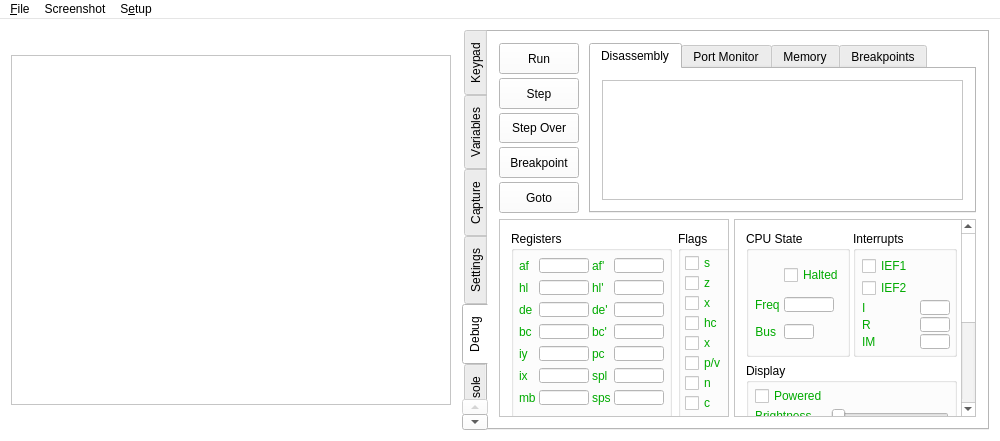
First picture: the form in mainwindow.ui, repository CE-Programming/CEmu, before the edit.
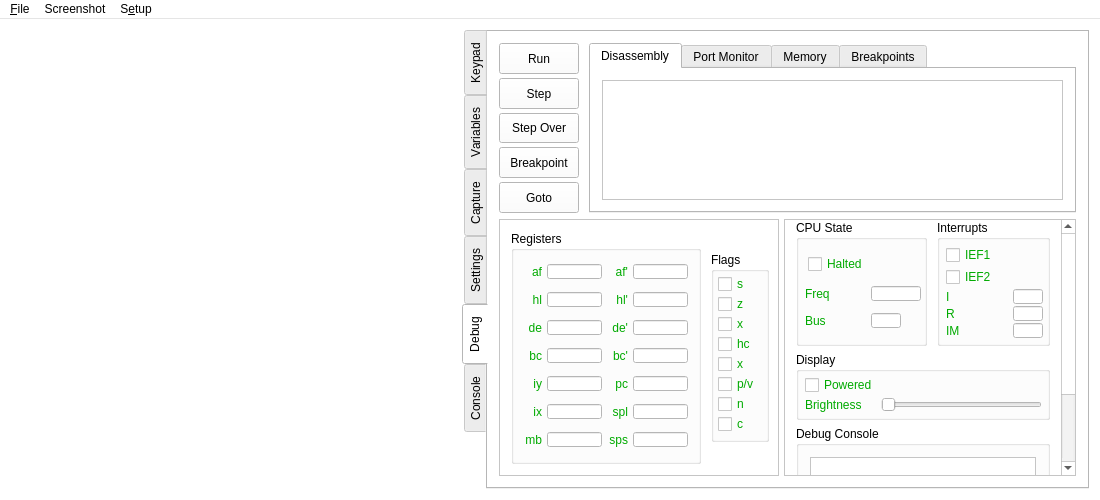
Second picture: the form after the edit. Icons and pictures are not drawn. Custom widgets are drawn as their Qt base class.

Commit message: Debugger GUI adjustments

What changed in the file:
```diff
--- a/mainwindow.ui
+++ b/mainwindow.ui
@@ -6,8 +6,8 @@
    <rect>
     <x>0</x>
     <y>0</y>
-    <width>1000</width>
-    <height>441</height>
+    <width>1100</width>
+    <height>500</height>
    </rect>
   </property>
   <property name="sizePolicy">
@@ -18,14 +18,14 @@
   </property>
   <property name="minimumSize">
    <size>
-    <width>461</width>
-    <height>441</height>
+    <width>1100</width>
+    <height>500</height>
    </size>
   </property>
   <property name="maximumSize">
    <size>
-    <width>1000</width>
-    <height>441</height>
+    <width>1100</width>
+    <height>750</height>
    </size>
   </property>
   <property name="palette">
@@ -170,10 +170,13 @@
            <string notr="true">.QFrame { background-image: url(:/skin/resources/skin/ti84pce.jpg); }</string>
           </property>
           <property name="frameShape">
-           <enum>QFrame::StyledPanel</enum>
+           <enum>QFrame::NoFrame</enum>
           </property>
           <property name="frameShadow">
-           <enum>QFrame::Raised</enum>
+           <enum>QFrame::Plain</enum>
+          </property>
+          <property name="lineWidth">
+           <number>0</number>
           </property>
           <widget class="LCDWidget" name="widget" native="true">
            <property name="geometry">
@@ -831,13 +834,13 @@
             </property>
             <property name="minimumSize">
              <size>
-              <width>0</width>
+              <width>280</width>
               <height>0</height>
              </size>
             </property>
             <property name="maximumSize">
              <size>
-              <width>230</width>
+              <width>280</width>
               <height>16777215</height>
              </size>
             </property>
@@ -858,11 +861,20 @@
               <rect>
                <x>0</x>
                <y>0</y>
-               <width>228</width>
-               <height>196</height>
+               <width>278</width>
+               <height>239</height>
               </rect>
              </property>
+             <property name="sizePolicy">
+              <sizepolicy hsizetype="Expanding" vsizetype="Expanding">
+               <horstretch>0</horstretch>
+               <verstretch>0</verstretch>
+              </sizepolicy>
+             </property>
              <layout class="QHBoxLayout" name="horizontalLayout_11">
+              <property name="spacing">
+               <number>10</number>
+              </property>
               <item>
                <widget class="QGroupBox" name="registergroup">
                 <property name="sizePolicy">
@@ -871,6 +883,18 @@
                   <verstretch>0</verstretch>
                  </sizepolicy>
                 </property>
+                <property name="minimumSize">
+                 <size>
+                  <width>190</width>
+                  <height>0</height>
+                 </size>
+                </property>
+                <property name="maximumSize">
+                 <size>
+                  <width>190</width>
+                  <height>16777215</height>
+                 </size>
+                </property>
                 <property name="palette">
                  <palette>
                   <active>
@@ -932,6 +956,18 @@
                  </property>
                  <item row="5" column="2">
                   <widget class="QLabel" name="zD">
+                   <property name="sizePolicy">
+                    <sizepolicy hsizetype="Minimum" vsizetype="Preferred">
+                     <horstretch>0</horstretch>
+                     <verstretch>0</verstretch>
+                    </sizepolicy>
+                   </property>
+                   <property name="maximumSize">
+                    <size>
+                     <width>21</width>
+                     <height>16777215</height>
+                    </size>
+                   </property>
                    <property name="palette">
                     <palette>
                      <active>
@@ -972,10 +1008,25 @@
                    <property name="text">
                     <string>spl</string>
                    </property>
+                   <property name="alignment">
+                    <set>Qt::AlignRight|Qt::AlignTrailing|Qt::AlignVCenter</set>
+                   </property>
                   </widget>
                  </item>
                  <item row="0" column="0">
                   <widget class="QLabel" name="z4">
+                   <property name="sizePolicy">
+                    <sizepolicy hsizetype="Minimum" vsizetype="Preferred">
+                     <horstretch>0</horstretch>
+                     <verstretch>0</verstretch>
+                    </sizepolicy>
+                   </property>
+                   <property name="maximumSize">
+                    <size>
+                     <width>21</width>
+                     <height>16777215</height>
+                    </size>
+                   </property>
                    <property name="palette">
                     <palette>
                      <active>
@@ -1016,6 +1067,9 @@
                    <property name="text">
                     <string>af</string>
                    </property>
+                   <property name="alignment">
+                    <set>Qt::AlignRight|Qt::AlignTrailing|Qt::AlignVCenter</set>
+                   </property>
                   </widget>
                  </item>
                  <item row="2" column="1">
@@ -1034,10 +1088,15 @@
                    </property>
                    <property name="maximumSize">
                     <size>
-                     <width>50</width>
+                     <width>55</width>
                      <height>15</height>
                     </size>
                    </property>
+                   <property name="font">
+                    <font>
+                     <family>Consolas</family>
+                    </font>
+                   </property>
                    <property name="text">
                     <string/>
                    </property>
@@ -1051,6 +1110,18 @@
                  </item>
                  <item row="6" column="2">
                   <widget class="QLabel" name="z0">
+                   <property name="sizePolicy">
+                    <sizepolicy hsizetype="Minimum" vsizetype="Preferred">
+                     <horstretch>0</horstretch>
+                     <verstretch>0</verstretch>
+                    </sizepolicy>
+                   </property>
+                   <property name="maximumSize">
+                    <size>
+                     <width>21</width>
+                     <height>16777215</height>
+                    </size>
+                   </property>
                    <property name="palette">
                     <palette>
                      <active>
@@ -1091,6 +1162,9 @@
                    <property name="text">
                     <string>sps</string>
                    </property>
+                   <property name="alignment">
+                    <set>Qt::AlignRight|Qt::AlignTrailing|Qt::AlignVCenter</set>
+                   </property>
                   </widget>
                  </item>
                  <item row="5" column="4">
@@ -1109,10 +1183,15 @@
                    </property>
                    <property name="maximumSize">
                     <size>
-                     <width>50</width>
+                     <width>55</width>
                      <height>15</height>
                     </size>
                    </property>
+                   <property name="font">
+                    <font>
+                     <family>Consolas</family>
+                    </font>
+                   </property>
                    <property name="text">
                     <string/>
                    </property>
@@ -1140,10 +1219,15 @@
                    </property>
                    <property name="maximumSize">
                     <size>
-                     <width>50</width>
+                     <width>55</width>
                      <height>15</height>
                     </size>
                    </property>
+                   <property name="font">
+                    <font>
+                     <family>Consolas</family>
+                    </font>
+                   </property>
                    <property name="text">
                     <string/>
                    </property>
@@ -1157,6 +1241,18 @@
                  </item>
                  <item row="1" column="0">
                   <widget class="QLabel" name="z5">
+                   <property name="sizePolicy">
+                    <sizepolicy hsizetype="Minimum" vsizetype="Preferred">
+                     <horstretch>0</horstretch>
+                     <verstretch>0</verstretch>
+                    </sizepolicy>
+                   </property>
+                   <property name="maximumSize">
+                    <size>
+                     <width>21</width>
+                     <height>16777215</height>
+                    </size>
+                   </property>
                    <property name="palette">
                     <palette>
                      <active>
@@ -1197,10 +1293,25 @@
                    <property name="text">
                     <string>hl</string>
                    </property>
+                   <property name="alignment">
+                    <set>Qt::AlignRight|Qt::AlignTrailing|Qt::AlignVCenter</set>
+                   </property>
                   </widget>
                  </item>
                  <item row="4" column="2">
                   <widget class="QLabel" name="z1">
+                   <property name="sizePolicy">
+                    <sizepolicy hsizetype="Minimum" vsizetype="Preferred">
+                     <horstretch>0</horstretch>
+                     <verstretch>0</verstretch>
+                    </sizepolicy>
+                   </property>
+                   <property name="maximumSize">
+                    <size>
+                     <width>21</width>
+                     <height>16777215</height>
+                    </size>
+                   </property>
                    <property name="palette">
                     <palette>
                      <active>
@@ -1241,10 +1352,25 @@
                    <property name="text">
                     <string>pc</string>
                    </property>
+                   <property name="alignment">
+                    <set>Qt::AlignRight|Qt::AlignTrailing|Qt::AlignVCenter</set>
+                   </property>
                   </widget>
                  </item>
                  <item row="6" column="0">
                   <widget class="QLabel" name="z3">
+                   <property name="sizePolicy">
+                    <sizepolicy hsizetype="Minimum" vsizetype="Preferred">
+                     <horstretch>0</horstretch>
+                     <verstretch>0</verstretch>
+                    </sizepolicy>
+                   </property>
+                   <property name="maximumSize">
+                    <size>
+                     <width>21</width>
+                     <height>16777215</height>
+                    </size>
+                   </property>
                    <property name="palette">
                     <palette>
                      <active>
@@ -1285,6 +1411,9 @@
                    <property name="text">
                     <string>mb</string>
                    </property>
+                   <property name="alignment">
+                    <set>Qt::AlignRight|Qt::AlignTrailing|Qt::AlignVCenter</set>
+                   </property>
                   </widget>
                  </item>
                  <item row="5" column="1">
@@ -1303,10 +1432,15 @@
                    </property>
                    <property name="maximumSize">
                     <size>
-                     <width>50</width>
+                     <width>55</width>
                      <height>15</height>
                     </size>
                    </property>
+                   <property name="font">
+                    <font>
+                     <family>Consolas</family>
+                    </font>
+                   </property>
                    <property name="text">
                     <string/>
                    </property>
@@ -1320,6 +1454,18 @@
                  </item>
                  <item row="0" column="2">
                   <widget class="QLabel" name="z6">
+                   <property name="sizePolicy">
+                    <sizepolicy hsizetype="Minimum" vsizetype="Preferred">
+                     <horstretch>0</horstretch>
+                     <verstretch>0</verstretch>
+                    </sizepolicy>
+                   </property>
+                   <property name="maximumSize">
+                    <size>
+                     <width>21</width>
+                     <height>16777215</height>
+                    </size>
+                   </property>
                    <property name="palette">
                     <palette>
                      <active>
@@ -1360,6 +1506,9 @@
                    <property name="text">
                     <string>af'</string>
                    </property>
+                   <property name="alignment">
+                    <set>Qt::AlignRight|Qt::AlignTrailing|Qt::AlignVCenter</set>
+                   </property>
                   </widget>
                  </item>
                  <item row="6" column="1">
@@ -1378,10 +1527,15 @@
                    </property>
                    <property name="maximumSize">
                     <size>
-                     <width>50</width>
+                     <width>55</width>
                      <height>15</height>
                     </size>
                    </property>
+                   <property name="font">
+                    <font>
+                     <family>Consolas</family>
+                    </font>
+                   </property>
                    <property name="text">
                     <string/>
                    </property>
@@ -1395,6 +1549,18 @@
                  </item>
                  <item row="5" column="0">
                   <widget class="QLabel" name="zC">
+                   <property name="sizePolicy">
+                    <sizepolicy hsizetype="Minimum" vsizetype="Preferred">
+                     <horstretch>0</horstretch>
+                     <verstretch>0</verstretch>
+                    </sizepolicy>
+                   </property>
+                   <property name="maximumSize">
+                    <size>
+                     <width>21</width>
+                     <height>16777215</height>
+                    </size>
+                   </property>
                    <property name="palette">
                     <palette>
                      <active>
@@ -1435,10 +1601,25 @@
                    <property name="text">
                     <string>ix</string>
                    </property>
+                   <property name="alignment">
+                    <set>Qt::AlignRight|Qt::AlignTrailing|Qt::AlignVCenter</set>
+                   </property>
                   </widget>
                  </item>
                  <item row="1" column="2">
                   <widget class="QLabel" name="z9">
+                   <property name="sizePolicy">
+                    <sizepolicy hsizetype="Minimum" vsizetype="Preferred">
+                     <horstretch>0</horstretch>
+                     <verstretch>0</verstretch>
+                    </sizepolicy>
+                   </property>
+                   <property name="maximumSize">
+                    <size>
+                     <width>21</width>
+                     <height>16777215</height>
+                    </size>
+                   </property>
                    <property name="palette">
                     <palette>
                      <active>
@@ -1479,6 +1660,9 @@
                    <property name="text">
                     <string>hl'</string>
                    </property>
+                   <property name="alignment">
+                    <set>Qt::AlignRight|Qt::AlignTrailing|Qt::AlignVCenter</set>
+                   </property>
                   </widget>
                  </item>
                  <item row="4" column="1">
@@ -1497,10 +1681,15 @@
                    </property>
                    <property name="maximumSize">
                     <size>
-                     <width>50</width>
+                     <width>55</width>
                      <height>15</height>
                     </size>
                    </property>
+                   <property name="font">
+                    <font>
+                     <family>Consolas</family>
+                    </font>
+                   </property>
                    <property name="text">
                     <string/>
                    </property>
@@ -1514,6 +1703,18 @@
                  </item>
                  <item row="2" column="2">
                   <widget class="QLabel" name="zF">
+                   <property name="sizePolicy">
+                    <sizepolicy hsizetype="Minimum" vsizetype="Preferred">
+                     <horstretch>0</horstretch>
+                     <verstretch>0</verstretch>
+                    </sizepolicy>
+                   </property>
+                   <property name="maximumSize">
+                    <size>
+                     <width>21</width>
+                     <height>16777215</height>
+                    </size>
+                   </property>
                    <property name="palette">
                     <palette>
                      <active>
@@ -1554,6 +1755,9 @@
                    <property name="text">
                     <string>de'</string>
                    </property>
+                   <property name="alignment">
+                    <set>Qt::AlignRight|Qt::AlignTrailing|Qt::AlignVCenter</set>
+                   </property>
                   </widget>
                  </item>
                  <item row="1" column="4">
@@ -1572,10 +1776,15 @@
                    </property>
                    <property name="maximumSize">
                     <size>
-                     <width>50</width>
+                     <width>55</width>
                      <height>15</height>
                     </size>
                    </property>
+                   <property name="font">
+                    <font>
+                     <family>Consolas</family>
+                    </font>
+                   </property>
                    <property name="text">
                     <string/>
                    </property>
@@ -1603,10 +1812,15 @@
                    </property>
                    <property name="maximumSize">
                     <size>
-                     <width>50</width>
+                     <width>55</width>
                      <height>15</height>
                     </size>
                    </property>
+                   <property name="font">
+                    <font>
+                     <family>Consolas</family>
+                    </font>
+                   </property>
                    <property name="text">
                     <string/>
                    </property>
@@ -1620,6 +1834,18 @@
                  </item>
                  <item row="4" column="0">
                   <widget class="QLabel" name="zA">
+                   <property name="sizePolicy">
+                    <sizepolicy hsizetype="Minimum" vsizetype="Preferred">
+                     <horstretch>0</horstretch>
+                     <verstretch>0</verstretch>
+                    </sizepolicy>
+                   </property>
+                   <property name="maximumSize">
+                    <size>
+                     <width>21</width>
+                     <height>16777215</height>
+                    </size>
+                   </property>
                    <property name="palette">
                     <palette>
                      <active>
@@ -1660,6 +1886,9 @@
                    <property name="text">
                     <string>iy</string>
                    </property>
+                   <property name="alignment">
+                    <set>Qt::AlignRight|Qt::AlignTrailing|Qt::AlignVCenter</set>
+                   </property>
                   </widget>
                  </item>
                  <item row="0" column="1">
@@ -1678,10 +1907,15 @@
                    </property>
                    <property name="maximumSize">
                     <size>
-                     <width>50</width>
+                     <width>55</width>
                      <height>15</height>
                     </size>
                    </property>
+                   <property name="font">
+                    <font>
+                     <family>Consolas</family>
+                    </font>
+                   </property>
                    <property name="text">
                     <string/>
                    </property>
@@ -1695,6 +1929,18 @@
                  </item>
                  <item row="2" column="0">
                   <widget class="QLabel" name="z2">
+                   <property name="sizePolicy">
+                    <sizepolicy hsizetype="Minimum" vsizetype="Preferred">
+                     <horstretch>0</horstretch>
+                     <verstretch>0</verstretch>
+                    </sizepolicy>
+                   </property>
+                   <property name="maximumSize">
+                    <size>
+                     <width>21</width>
+                     <height>16777215</height>
+                    </size>
+                   </property>
                    <property name="palette">
                     <palette>
                      <active>
@@ -1735,10 +1981,25 @@
                    <property name="text">
                     <string>de</string>
                    </property>
+                   <property name="alignment">
+                    <set>Qt::AlignRight|Qt::AlignTrailing|Qt::AlignVCenter</set>
+                   </property>
                   </widget>
                  </item>
                  <item row="3" column="0">
                   <widget class="QLabel" name="zE">
+                   <property name="sizePolicy">
+                    <sizepolicy hsizetype="Minimum" vsizetype="Preferred">
+                     <horstretch>0</horstretch>
+                     <verstretch>0</verstretch>
+                    </sizepolicy>
+                   </property>
+                   <property name="maximumSize">
+                    <size>
+                     <width>21</width>
+                     <height>16777215</height>
+                    </size>
+                   </property>
                    <property name="palette">
                     <palette>
                      <active>
@@ -1779,10 +2040,25 @@
                    <property name="text">
                     <string>bc</string>
                    </property>
+                   <property name="alignment">
+                    <set>Qt::AlignRight|Qt::AlignTrailing|Qt::AlignVCenter</set>
+                   </property>
                   </widget>
                  </item>
                  <item row="3" column="2">
                   <widget class="QLabel" name="z8">
+                   <property name="sizePolicy">
+                    <sizepolicy hsizetype="Minimum" vsizetype="Preferred">
+                     <horstretch>0</horstretch>
+                     <verstretch>0</verstretch>
+                    </sizepolicy>
+                   </property>
+                   <property name="maximumSize">
+                    <size>
+                     <width>21</width>
+                     <height>16777215</height>
+                    </size>
+                   </property>
                    <property name="palette">
                     <palette>
                      <active>
@@ -1823,6 +2099,9 @@
                    <property name="text">
                     <string>bc'</string>
                    </property>
+                   <property name="alignment">
+                    <set>Qt::AlignRight|Qt::AlignTrailing|Qt::AlignVCenter</set>
+                   </property>
                   </widget>
                  </item>
                  <item row="3" column="4">
@@ -1841,10 +2120,15 @@
                    </property>
                    <property name="maximumSize">
                     <size>
-                     <width>50</width>
+                     <width>55</width>
                      <height>15</height>
                     </size>
                    </property>
+                   <property name="font">
+                    <font>
+                     <family>Consolas</family>
+                    </font>
+                   </property>
                    <property name="maxLength">
                     <number>6</number>
                    </property>
@@ -1869,10 +2153,15 @@
                    </property>
                    <property name="maximumSize">
                     <size>
-                     <width>50</width>
+                     <width>55</width>
                      <height>15</height>
                     </size>
                    </property>
+                   <property name="font">
+                    <font>
+                     <family>Consolas</family>
+                    </font>
+                   </property>
                    <property name="maxLength">
                     <number>6</number>
                    </property>
@@ -1897,10 +2186,15 @@
                    </property>
                    <property name="maximumSize">
                     <size>
-                     <width>50</width>
+                     <width>55</width>
                      <height>15</height>
                     </size>
                    </property>
+                   <property name="font">
+                    <font>
+                     <family>Consolas</family>
+                    </font>
+                   </property>
                    <property name="text">
                     <string/>
                    </property>
@@ -1928,10 +2222,15 @@
                    </property>
                    <property name="maximumSize">
                     <size>
-                     <width>50</width>
+                     <width>55</width>
                      <height>15</height>
                     </size>
                    </property>
+                   <property name="font">
+                    <font>
+                     <family>Consolas</family>
+                    </font>
+                   </property>
                    <property name="text">
                     <string/>
                    </property>
@@ -1959,10 +2258,15 @@
                    </property>
                    <property name="maximumSize">
                     <size>
-                     <width>50</width>
+                     <width>55</width>
                      <height>15</height>
                     </size>
                    </property>
+                   <property name="font">
+                    <font>
+                     <family>Consolas</family>
+                    </font>
+                   </property>
                    <property name="text">
                     <string/>
                    </property>
@@ -2374,9 +2678,15 @@
           </item>
           <item>
            <widget class="QScrollArea" name="scrollArea1">
+            <property name="sizePolicy">
+             <sizepolicy hsizetype="Expanding" vsizetype="Expanding">
+              <horstretch>0</horstretch>
+              <verstretch>0</verstretch>
+             </sizepolicy>
+            </property>
             <property name="minimumSize">
              <size>
-              <width>100</width>
+              <width>90</width>
               <height>0</height>
              </size>
             </property>
@@ -2391,15 +2701,18 @@
               <rect>
                <x>0</x>
                <y>0</y>
-               <width>221</width>
-               <height>338</height>
+               <width>265</width>
+               <height>362</height>
               </rect>
              </property>
              <layout class="QVBoxLayout" name="verticalLayout_6">
+              <property name="topMargin">
+               <number>0</number>
+              </property>
               <item>
                <layout class="QHBoxLayout" name="horizontalLayout_4">
                 <property name="spacing">
-                 <number>3</number>
+                 <number>10</number>
                 </property>
                 <property name="rightMargin">
                  <number>0</number>
@@ -2425,7 +2738,7 @@
                    <property name="spacing">
                     <number>3</number>
                    </property>
-                   <item row="1" column="2">
+                   <item row="2" column="2">
                     <widget class="QLineEdit" name="lineEdit_2">
                      <property name="sizePolicy">
                       <sizepolicy hsizetype="Fixed" vsizetype="Fixed">
@@ -2450,51 +2763,7 @@
                      </property>
                     </widget>
                    </item>
-                   <item row="0" column="2">
-                    <widget class="QCheckBox" name="checkBox_9">
-                     <property name="palette">
-                      <palette>
-                       <active>
-                        <colorrole role="WindowText">
-                         <brush brushstyle="SolidPattern">
-                          <color alpha="255">
-                           <red>0</red>
-                           <green>170</green>
-                           <blue>0</blue>
-                          </color>
-                         </brush>
-                        </colorrole>
-                       </active>
-                       <inactive>
-                        <colorrole role="WindowText">
-                         <brush brushstyle="SolidPattern">
-                          <color alpha="255">
-                           <red>0</red>
-                           <green>170</green>
-                           <blue>0</blue>
-                          </color>
-                         </brush>
-                        </colorrole>
-                       </inactive>
-                       <disabled>
-                        <colorrole role="WindowText">
-                         <brush brushstyle="SolidPattern">
-                          <color alpha="255">
-                           <red>120</red>
-                           <green>120</green>
-                           <blue>120</blue>
-                          </color>
-                         </brush>
-                        </colorrole>
-                       </disabled>
-                      </palette>
-                     </property>
-                     <property name="text">
-                      <string>Halted</string>
-                     </property>
-                    </widget>
-                   </item>
-                   <item row="1" column="0" colspan="2">
+                   <item row="2" column="0" colspan="2">
                     <widget class="QLabel" name="label_5">
                      <property name="palette">
                       <palette>
@@ -2538,7 +2807,7 @@
                      </property>
                     </widget>
                    </item>
-                   <item row="2" column="2">
+                   <item row="3" column="2">
                     <widget class="QLineEdit" name="lineEdit_3">
                      <property name="maximumSize">
                       <size>
@@ -2563,7 +2832,51 @@
                      </property>
                     </widget>
                    </item>
-                   <item row="2" column="0">
+                   <item row="0" column="1">
+                    <widget class="QCheckBox" name="checkBox_9">
+                     <property name="palette">
+                      <palette>
+                       <active>
+                        <colorrole role="WindowText">
+                         <brush brushstyle="SolidPattern">
+                          <color alpha="255">
+                           <red>0</red>
+                           <green>170</green>
+                           <blue>0</blue>
+                          </color>
+                         </brush>
+                        </colorrole>
+                       </active>
+                       <inactive>
+                        <colorrole role="WindowText">
+                         <brush brushstyle="SolidPattern">
+                          <color alpha="255">
+                           <red>0</red>
+                           <green>170</green>
+                           <blue>0</blue>
+                          </color>
+                         </brush>
+                        </colorrole>
+                       </inactive>
+                       <disabled>
+                        <colorrole role="WindowText">
+                         <brush brushstyle="SolidPattern">
+                          <color alpha="255">
+                           <red>120</red>
+                           <green>120</green>
+                           <blue>120</blue>
+                          </color>
+                         </brush>
+                        </colorrole>
+                       </disabled>
+                      </palette>
+                     </property>
+                     <property name="text">
+                      <string>Halted</string>
+                     </property>
+                    </widget>
+                   </item>
+                   <item row="3" column="0" colspan="2">
                     <widget class="QLabel" name="label_6">
                      <property name="palette">
                       <palette>
@@ -2605,9 +2918,6 @@
                      <property name="text">
                       <string>Bus</string>
                      </property>
-                     <property name="alignment">
-                      <set>Qt::AlignRight|Qt::AlignTrailing|Qt::AlignVCenter</set>
-                     </property>
                     </widget>
                    </item>
                   </layout>
@@ -3047,7 +3357,7 @@
                  <string>Debug Console</string>
                 </property>
                 <layout class="QVBoxLayout" name="verticalLayout_15">
-                 <item>
+                 <item alignment="Qt::AlignHCenter">
                   <widget class="QPlainTextEdit" name="plainTextEdit">
                    <property name="sizePolicy">
                     <sizepolicy hsizetype="Preferred" vsizetype="Preferred">
@@ -3055,18 +3365,6 @@
                      <verstretch>0</verstretch>
                     </sizepolicy>
                    </property>
-                   <property name="minimumSize">
-                    <size>
-                     <width>183</width>
-                     <height>71</height>
-                    </size>
-                   </property>
-                   <property name="maximumSize">
-                    <size>
-                     <width>183</width>
-                     <height>71</height>
-                    </size>
-                   </property>
                   </widget>
                  </item>
                  <item>
@@ -3113,8 +3411,8 @@
     <rect>
      <x>0</x>
      <y>0</y>
-     <width>1000</width>
-     <height>21</height>
+     <width>1100</width>
+     <height>22</height>
     </rect>
    </property>
    <widget class="QMenu" name="menuFile">
```
Left out of the diff: 243 changed lines with no effect on the pictures.
